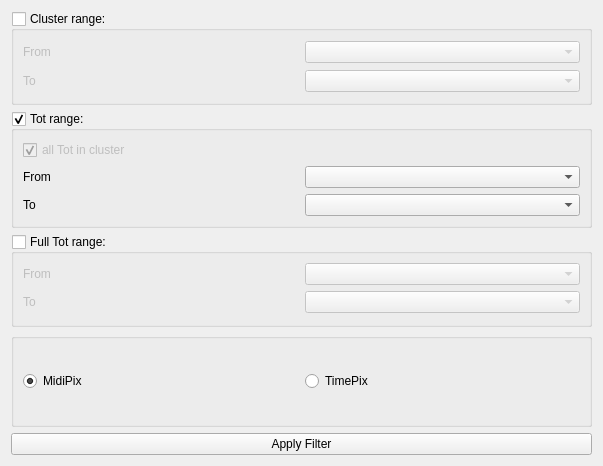
Above: viewer_widget/viewer/panels/clogfilterpanel/clogfilterpanel.ui from verbkinm/WTF_Viewer before the change. Below: the same form after it.
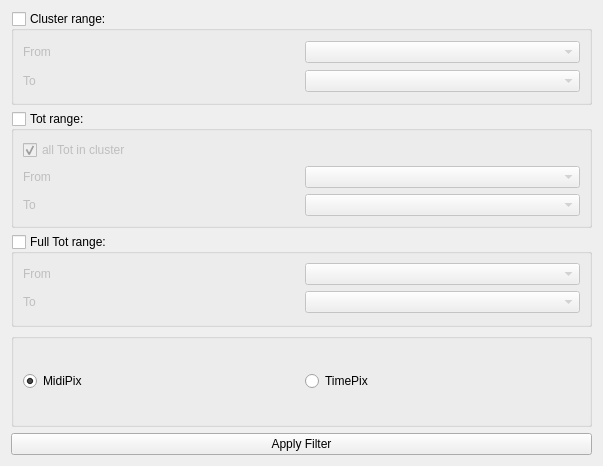
That is the form after the change.

```diff
--- a/viewer_widget/viewer/panels/clogfilterpanel/clogfilterpanel.ui
+++ b/viewer_widget/viewer/panels/clogfilterpanel/clogfilterpanel.ui
@@ -70,7 +70,7 @@
       <bool>true</bool>
      </property>
      <property name="checked">
-      <bool>true</bool>
+      <bool>false</bool>
      </property>
      <layout class="QGridLayout" name="gridLayout_2">
       <item row="1" column="1">
```
